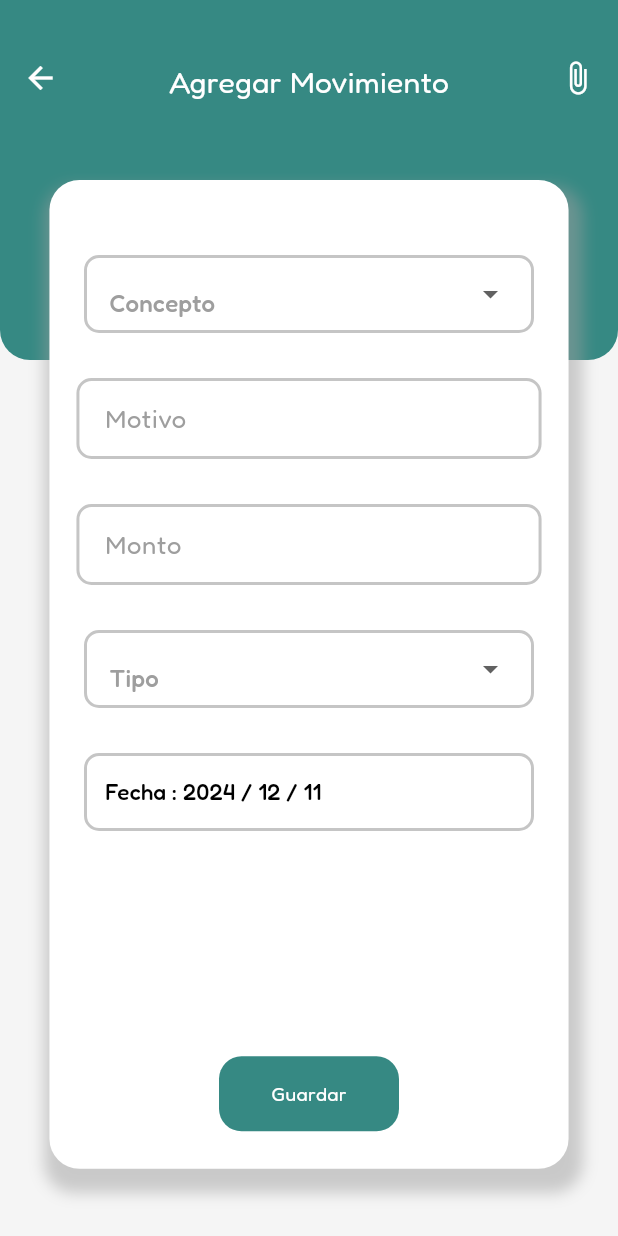
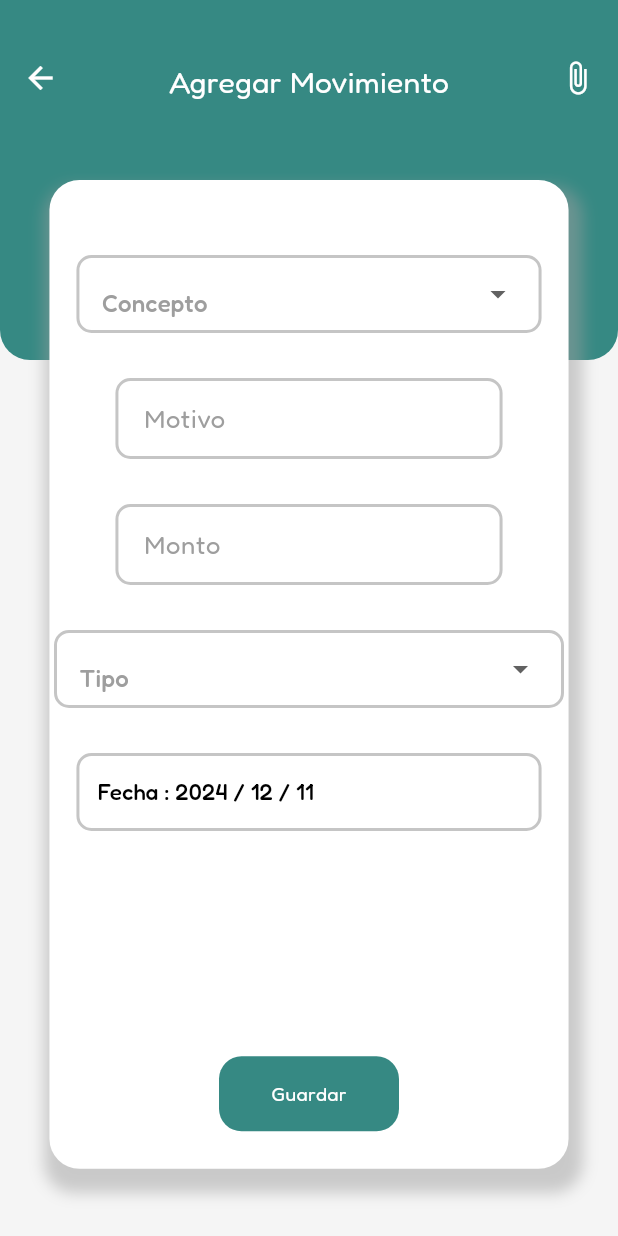
Before and after one commit to MarCarrera/pocket-planner-2, a Flutter app: the AddScreen screen opened directly, on a phone screen of 412 x 824 dp. Run offline on Flutter 3.47's test engine with Material 3 defaults, Android fonts, the phone set to English and light mode, and no system bars; our stand-ins replace animate_do, custom_navigation_bar, firebase_core, firebase_messaging, flutter_local_notifications, gap and 8 more; missing offline and left inert: cool_dropdown, dart:ffi; accounts and stored records are empty.

Commit message:
actualizacion dieño app

```diff
--- a/lib/widgets/add_screen.dart
+++ b/lib/widgets/add_screen.dart
@@ -220,7 +220,7 @@ class _AddScreenState extends State<AddScreen> {
         decoration: BoxDecoration(
             borderRadius: BorderRadius.circular(10),
             border: Border.all(width: 2, color: const Color(0xffC5C5C5))),
-        width: 300,
+        width: 340,
         child: TextButton(
           onPressed: () async {
             DateTime? newDate = await showDatePicker(
@@ -245,10 +245,10 @@ class _AddScreenState extends State<AddScreen> {
 
   Padding How() {
     return Padding(
-      padding: const EdgeInsets.symmetric(horizontal: 18),
+      padding: const EdgeInsets.symmetric(horizontal: 0),
       child: Container(
         padding: const EdgeInsets.symmetric(horizontal: 15),
-        width: 300,
+        width: 340,
         decoration: BoxDecoration(
           borderRadius: BorderRadius.circular(10),
           border: Border.all(
@@ -302,7 +302,7 @@ class _AddScreenState extends State<AddScreen> {
 
   Padding amount() {
     return Padding(
-      padding: const EdgeInsets.symmetric(horizontal: 18),
+      padding: const EdgeInsets.symmetric(horizontal: 44),
       child: TextField(
         keyboardType: TextInputType.number,
         focusNode: amount_,
@@ -326,7 +326,7 @@ class _AddScreenState extends State<AddScreen> {
 
   Padding explain() {
     return Padding(
-      padding: const EdgeInsets.symmetric(horizontal: 18),
+      padding: const EdgeInsets.symmetric(horizontal: 44),
       child: TextField(
         focusNode: ex,
         controller: expalin_C,
@@ -351,7 +351,7 @@ class _AddScreenState extends State<AddScreen> {
       padding: const EdgeInsets.symmetric(horizontal: 18),
       child: Container(
         padding: const EdgeInsets.symmetric(horizontal: 15),
-        width: 300,
+        width: 340,
         decoration: BoxDecoration(
           borderRadius: BorderRadius.circular(10),
           border: Border.all(
```
